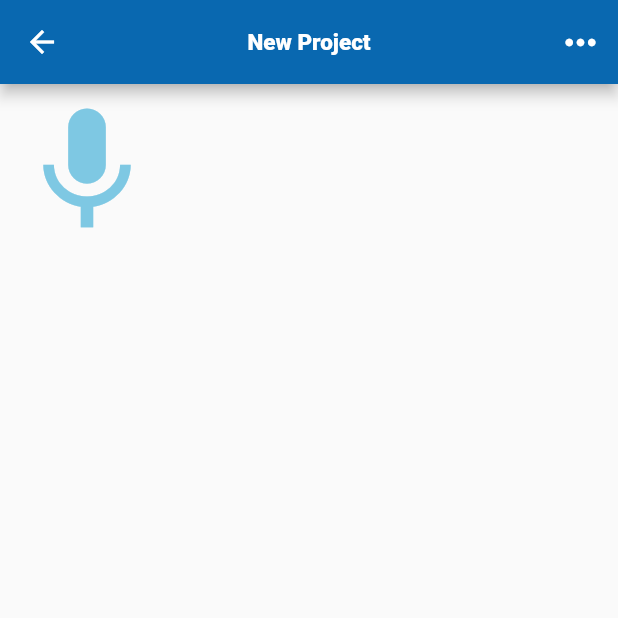
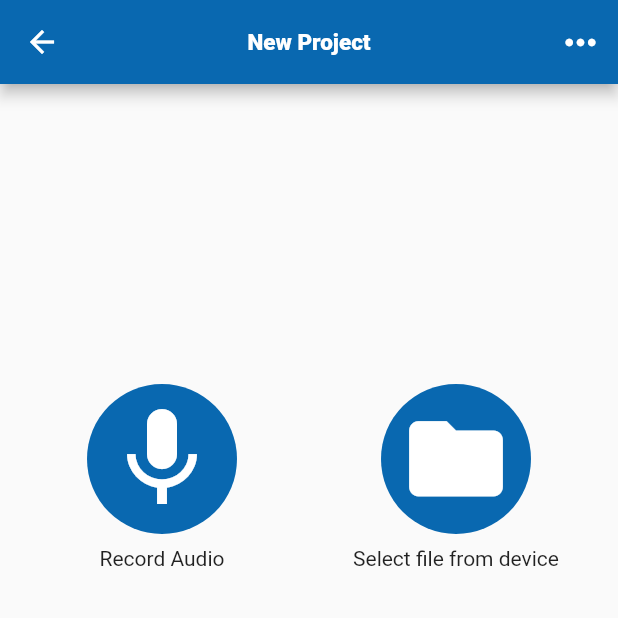
Before and after one commit to theshaydays/whistle, a Flutter app: the NewProject screen opened directly, on a phone screen of 412 x 824 dp, the top half of it. Run offline on Flutter 3.47's test engine with Material 2 defaults, Android fonts, the phone set to English and light mode, and no system bars; our stand-ins replace file_picker, google_fonts, just_audio, permission_handler; missing offline and left inert: ffmpeg_kit_flutter, fftea, flutter_sound, piano, wav; Roboto replaces fonts that are missing (Sarala).

Commit message:
added a audio recording interface
im q proud of how it turned out

```diff
--- a/whistle/lib/NewProject.dart
+++ b/whistle/lib/NewProject.dart
@@ -1,5 +1,9 @@
 import 'package:flutter/material.dart';
+import 'package:whistle/RecordingPage.dart';
 import 'package:whistle/models/constants.dart';
+import 'package:whistle/NewAudioPage.dart';
+import 'package:whistle/FFMPEGConvert.dart';
+import 'package:file_picker/file_picker.dart';
 
 class NewProject extends StatefulWidget {
   @override
@@ -60,14 +64,85 @@ class _NewProjectState extends State<NewProject> {
               )
             ],
           ),
-          body: IconButton(
-            icon: Icon(
-              Icons.mic,
-              color: kSecondaryColor,
-              size: 100,
+          body: Padding(
+            padding: const EdgeInsets.fromLTRB(10, 200, 10, 100),
+            child: Row(
+              mainAxisAlignment: MainAxisAlignment.spaceEvenly,
+              children: [
+                Expanded(
+                  child: Column(
+                    children: [
+                      Ink(
+                        height: 100,
+                        width: 100,
+                        decoration: const ShapeDecoration(
+                          color: kPrimaryColor,
+                          shape: CircleBorder(),
+                        ),
+                        child: IconButton(
+                          icon: const Icon(Icons.mic),
+                          color: Colors.white,
+                          onPressed: () {
+                            Navigator.of(context).push(
+                              MaterialPageRoute(
+                                builder: (context) => RecordingPage(),
+                              ),
+                            );
+                          },
+                          iconSize: 80,
+                        ),
+                      ),
+                      Padding(
+                        padding: const EdgeInsets.all(8.0),
+                        child: Text('Record Audio'),
+                      ),
+                    ],
+                  ),
+                ),
+                Expanded(
+                  child: Column(
+                    children: [
+                      Ink(
+                        width: 100,
+                        height: 100,
+                        decoration: const ShapeDecoration(
+                          color: kPrimaryColor,
+                          shape: CircleBorder(),
+                        ),
+                        child: IconButton(
+                          icon: const Icon(Icons.folder),
+                          color: Colors.white,
+                          onPressed: () async {
+                            FilePickerResult? result = await FilePicker.platform
+                                .pickFiles(type: FileType.audio);
+                            if (result != null) {
+                              PlatformFile file = result.files.first;
+                              String fileDuration =
+                                  await FFmpegConvert(file.path!).getDuration();
+                              Navigator.of(context).push(MaterialPageRoute(
+                                  builder: ((context) => NewAudioPage(
+                                      file.path!, file.name, fileDuration))));
+                              // NewAudioPage(
+                              //   file.path!,
+                              //   file.name,
+                              // );
+                              // print(file.path!);
+                            } else {
+                              // user cancelled picker
+                            }
+                          },
+                          iconSize: 75,
+                        ),
+                      ),
+                      Padding(
+                        padding: const EdgeInsets.all(8.0),
+                        child: Text('Select file from device'),
+                      ),
+                    ],
+                  ),
+                ),
+              ],
             ),
-            onPressed: null,
-            visualDensity: VisualDensity(horizontal: 2, vertical: 3),
           ),
         ),
       );
--- a/whistle/pubspec.yaml
+++ b/whistle/pubspec.yaml
@@ -20,6 +20,8 @@ dependencies:
   sheet_music: ^0.3.0
   ffmpeg_kit_flutter: ^4.5.1
   path_provider: ^2.0.10
+  flutter_sound: ^9.2.13
+  permission_handler: ^10.0.0
 
 dev_dependencies:
   flutter_test:
```
Also changed, not shown: whistle/lib/RecordingPage.dart (added, +222 -0 lines), whistle/pubspec.lock, 6 other files.
